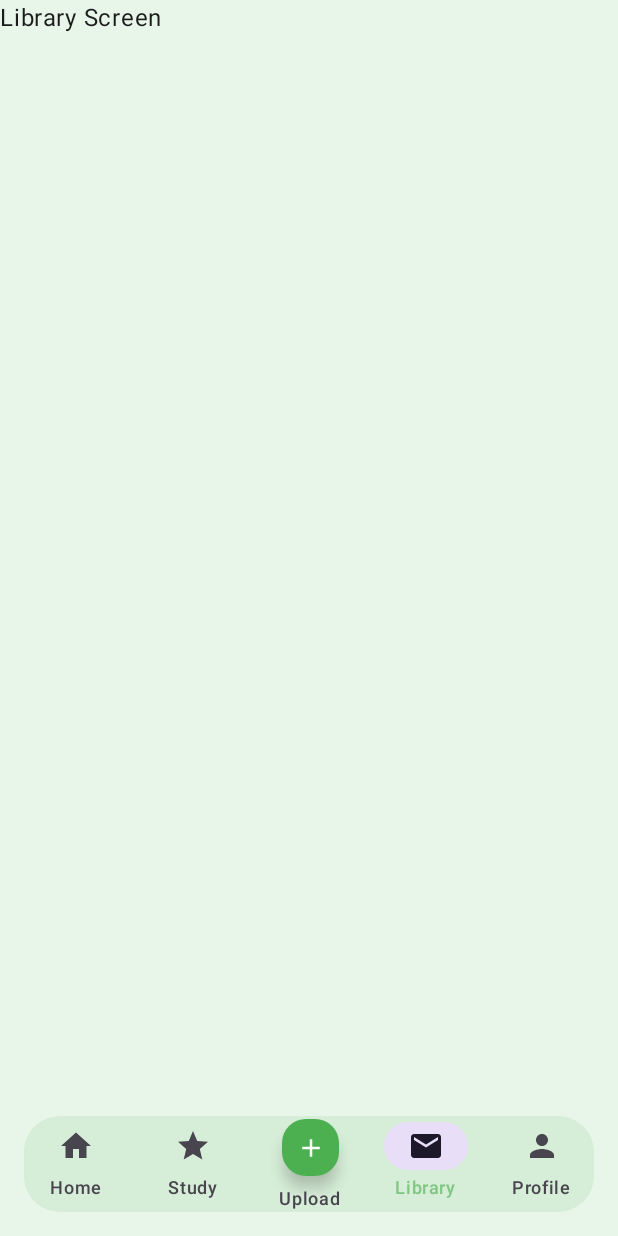
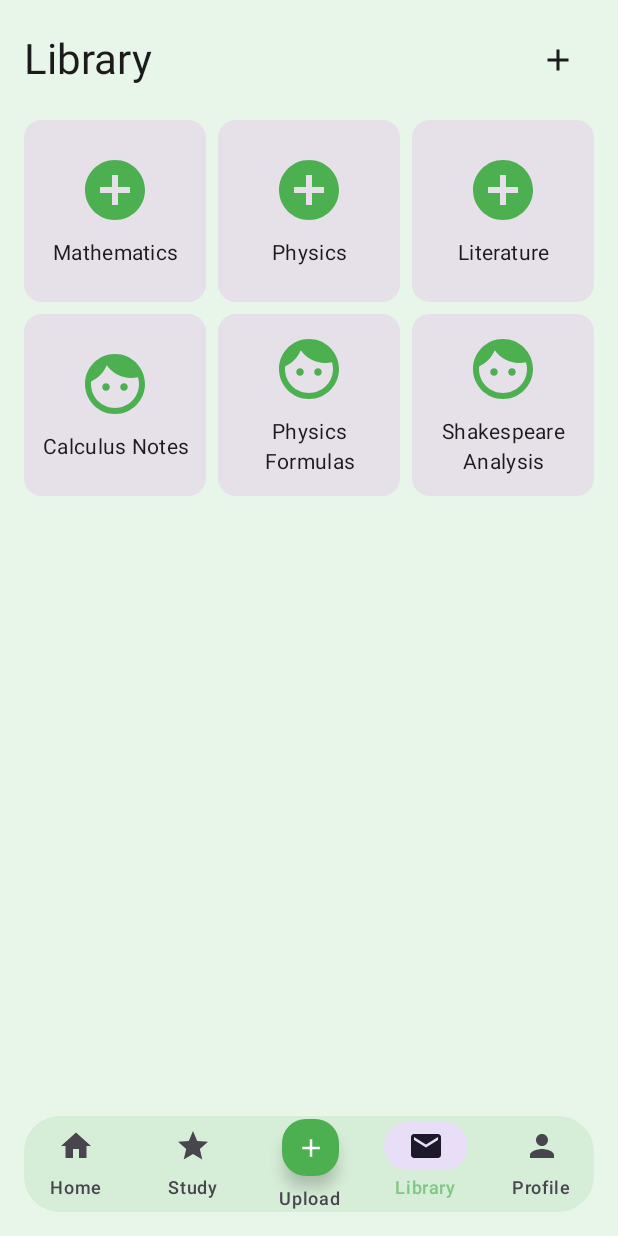
Before and after one commit to Funzy21/trilliontests, an Android app built with Jetpack Compose: the LibraryScreen screen opened through its navigation route, on a phone screen of 412 x 824 dp. Run offline under Robolectric (Android 15) with nearby library versions, the phone set to English and light mode, and no system bars.

Commit message:
added placeholder library tab

```diff
--- a/app/src/main/java/com/example/educationapp/MainActivity.kt
+++ b/app/src/main/java/com/example/educationapp/MainActivity.kt
@@ -22,6 +22,7 @@ import com.example.educationapp.ui.theme.EducationAppTheme
 import com.example.educationapp.ui.DocumentDetailScreen
 import com.example.educationapp.ui.HomeScreen
 import com.example.educationapp.ui.ProfileScreen
+import com.example.educationapp.ui.LibraryScreen
 
 @OptIn(ExperimentalMaterial3Api::class)
 class MainActivity : ComponentActivity() {
@@ -143,7 +144,14 @@ class MainActivity : ComponentActivity() {
                                 Text("Study Screen")
                             }
                             composable("library") {
-                                Text("Library Screen")
+                                LibraryScreen(
+                                    onDocumentClick = { document ->
+                                        navController.navigate("document_detail")
+                                    },
+                                    onFolderClick = { folder ->
+                                        // TODO: Navigate to folder contents
+                                    }
+                                )
                             }
                             composable("profile") {
                                 ProfileScreen()
--- /dev/null
+++ b/app/src/main/java/com/example/educationapp/model/Folder.kt
@@ -0,0 +1,10 @@
+package com.example.educationapp.model
+import android.provider.DocumentsContract.Document
+
+
+data class Folder(
+    val id: String,
+    val name: String,
+    val documents: List<Document> = emptyList(),
+    val createdAt: Long = System.currentTimeMillis()
+)
--- /dev/null
+++ b/app/src/main/java/com/example/educationapp/ui/LibraryScreen.kt
@@ -0,0 +1,214 @@
+package com.example.educationapp.ui
+
+import androidx.compose.foundation.layout.*
+import androidx.compose.foundation.lazy.grid.GridCells
+import androidx.compose.foundation.lazy.grid.LazyVerticalGrid
+import androidx.compose.foundation.lazy.grid.items
+import androidx.compose.material.icons.Icons
+import androidx.compose.material.icons.filled.*
+import androidx.compose.material3.*
+import androidx.compose.runtime.*
+import androidx.compose.ui.Alignment
+import androidx.compose.ui.Modifier
+import androidx.compose.ui.text.style.TextAlign
+import androidx.compose.ui.text.style.TextOverflow
+import androidx.compose.ui.unit.dp
+import com.example.educationapp.model.Document
+import com.example.educationapp.model.Folder
+
+@OptIn(ExperimentalMaterial3Api::class)
+@Composable
+fun LibraryScreen(
+    onDocumentClick: (Document) -> Unit = {},
+    onFolderClick: (Folder) -> Unit = {}
+) {
+    var showNewFolderDialog by remember { mutableStateOf(false) }
+    var currentPath by remember { mutableStateOf<Folder?>(null) }
+
+    // Placeholder data - replace with actual data from a repository
+    val folders = remember {
+        listOf(
+            Folder("1", "Mathematics"),
+            Folder("2", "Physics"),
+            Folder("3", "Literature")
+        )
+    }
+
+    val documents = remember {
+        listOf(
+            Document("1", "Calculus Notes", "content", "Summary"),
+            Document("2", "Physics Formulas", "content", "Summary"),
+            Document("3", "Shakespeare Analysis", "content", "Summary")
+        )
+    }
+
+    Column(
+        modifier = Modifier
+            .fillMaxSize()
+            .padding(16.dp)
+    ) {
+        // Top Bar with navigation and actions
+        Row(
+            modifier = Modifier.fillMaxWidth(),
+            horizontalArrangement = Arrangement.SpaceBetween,
+            verticalAlignment = Alignment.CenterVertically
+        ) {
+            if (currentPath != null) {
+                IconButton(onClick = { currentPath = null }) {
+                    Icon(Icons.Filled.ArrowBack, "Back")
+                }
+            }
+            Text(
+                text = currentPath?.name ?: "Library",
+                style = MaterialTheme.typography.headlineMedium
+            )
+            IconButton(onClick = { showNewFolderDialog = true }) {
+                Icon(Icons.Filled.Add, "Create new folder")
+            }
+        }
+
+        Spacer(modifier = Modifier.height(16.dp))
+
+        // Grid of folders and documents
+        LazyVerticalGrid(
+            columns = GridCells.Adaptive(minSize = 120.dp),
+            horizontalArrangement = Arrangement.spacedBy(8.dp),
+            verticalArrangement = Arrangement.spacedBy(8.dp)
+        ) {
+            // Show folders only in root
+            if (currentPath == null) {
+                items(folders) { folder ->
+                    FolderItem(
+                        folder = folder,
+                        onClick = { onFolderClick(folder) }
+                    )
+                }
+            }
+
+            // Show documents
+            items(documents) { document ->
+                DocumentItem(
+                    document = document,
+                    onClick = { onDocumentClick(document) }
+                )
+            }
+        }
+    }
+
+    if (showNewFolderDialog) {
+        NewFolderDialog(
+            onDismiss = { showNewFolderDialog = false },
+            onConfirm = { folderName ->
+                // TODO: Create new folder
+                showNewFolderDialog = false
+            }
+        )
+    }
+}
+
+@OptIn(ExperimentalMaterial3Api::class)
+@Composable
+private fun FolderItem(
+    folder: Folder,
+    onClick: () -> Unit
+) {
+    Card(
+        onClick = onClick,
+        modifier = Modifier
+            .fillMaxWidth()
+            .aspectRatio(1f)
+    ) {
+        Column(
+            modifier = Modifier
+                .fillMaxSize()
+                .padding(8.dp),
+            horizontalAlignment = Alignment.CenterHorizontally,
+            verticalArrangement = Arrangement.Center
+        ) {
+            Icon(
+                Icons.Filled.AddCircle,
+                contentDescription = null,
+                modifier = Modifier.size(48.dp),
+                tint = MaterialTheme.colorScheme.primary
+            )
+            Spacer(modifier = Modifier.height(8.dp))
+            Text(
+                text = folder.name,
+                style = MaterialTheme.typography.bodyMedium,
+                maxLines = 2,
+                overflow = TextOverflow.Ellipsis,
+                textAlign = TextAlign.Center
+            )
+        }
+    }
+}
+
+@OptIn(ExperimentalMaterial3Api::class)
+@Composable
+private fun DocumentItem(
+    document: Document,
+    onClick: () -> Unit
+) {
+    Card(
+        onClick = onClick,
+        modifier = Modifier
+            .fillMaxWidth()
+            .aspectRatio(1f)
+    ) {
+        Column(
+            modifier = Modifier
+                .fillMaxSize()
+                .padding(8.dp),
+            horizontalAlignment = Alignment.CenterHorizontally,
+            verticalArrangement = Arrangement.Center
+        ) {
+            Icon(
+                Icons.Filled.Face,
+                contentDescription = null,
+                modifier = Modifier.size(48.dp),
+                tint = MaterialTheme.colorScheme.primary
+            )
+            Spacer(modifier = Modifier.height(8.dp))
+            Text(
+                text = document.title,
+                style = MaterialTheme.typography.bodyMedium,
+                maxLines = 2,
+                overflow = TextOverflow.Ellipsis,
+                textAlign = TextAlign.Center
+            )
+        }
+    }
+}
+
+@Composable
+private fun NewFolderDialog(
+    onDismiss: () -> Unit,
+    onConfirm: (String) -> Unit
+) {
+    var folderName by remember { mutableStateOf("") }
+
+    AlertDialog(
+        onDismissRequest = onDismiss,
+        title = { Text("Create New Folder") },
+        text = {
+            TextField(
+                value = folderName,
+                onValueChange = { folderName = it },
+                label = { Text("Folder Name") }
+            )
+        },
+        confirmButton = {
+            TextButton(
+                onClick = { onConfirm(folderName) },
+                enabled = folderName.isNotBlank()
+            ) {
+                Text("Create")
+            }
+        },
+        dismissButton = {
+            TextButton(onClick = onDismiss) {
+                Text("Cancel")
+            }
+        }
+    )
+}
```
